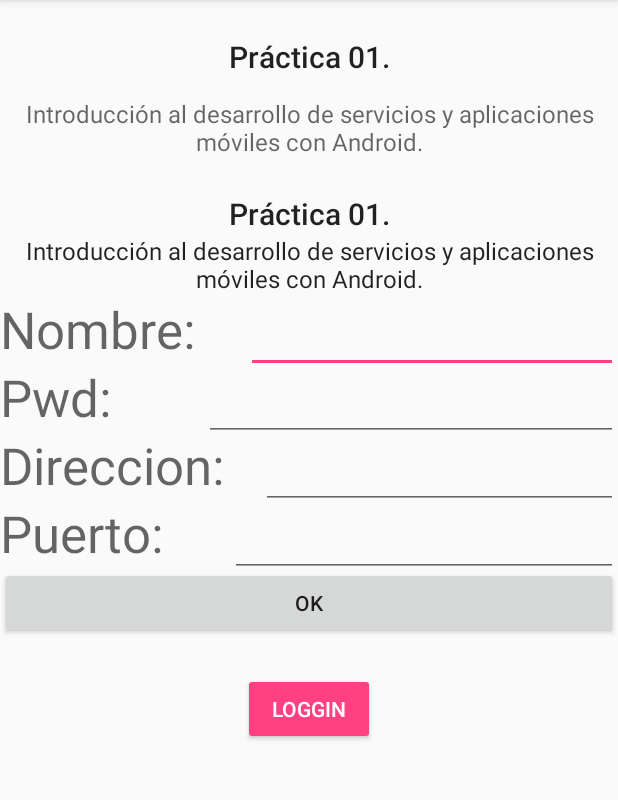
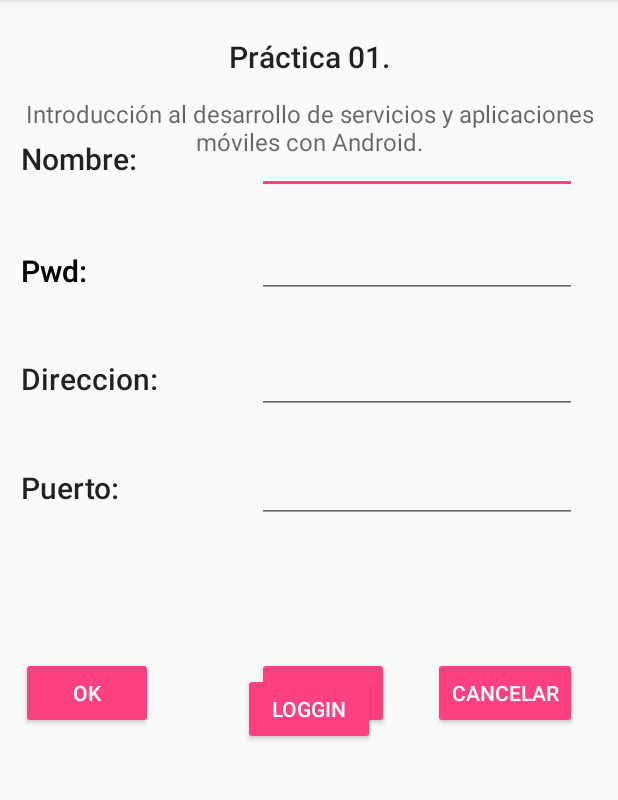
Before and after one commit to Andres19920706/SSMM1718_Practica01_G01, an Android app: the screen it shows after launch (MainActivity), on a phone screen of 412 x 824 dp, the part 84-884 px from its top. Run offline under Robolectric (Android 15) with nearby library versions, the phone set to English and light mode, and no system bars.

Commit message:
Solucion de erroes generados en clase

```diff
--- a/app/src/main/java/es/ujaen/ssmm/ssmm1718_practica01_g01/LoginFragment.java
+++ b/app/src/main/java/es/ujaen/ssmm/ssmm1718_practica01_g01/LoginFragment.java
@@ -74,15 +74,18 @@ public class LoginFragment extends Fragment {
                              Bundle savedInstanceState) {
         // Inflate the layout for this fragment
         View fragment = inflater.inflate(R.layout.fragment_login, container, false);
-        Button conect =  (Button) fragment.findViewById(R.id.button_fragment_login_enviar); //Castin porque lo que delvuelve conect es un objet generico
+        Button conect =  (Button) fragment.findViewById(R.id.buttonOkLoggin); //Castin porque lo que delvuelve conect es un objet generico
 
-        final EditText name = (EditText) fragment.findViewById(R.id.editText_login_user);
+        final EditText name = (EditText) fragment.findViewById(R.id.inputName);
 
         conect.setOnClickListener(new View.OnClickListener(){
-          //Lo que hacemos cuando se ulse
-            String nombre = name.getText().toString();//Extraemos lo que hay dentro del
-            //getContext donde se muestra.
-            Toast.makeText(getContext(),"Hola"+nombre, Toast.LENGTH_LONG).show(); //Método estatico que permite mostrar mensajes en pantalla
+            public void onClick(View v){
+                //Lo que hacemos cuando se ulse
+                String nombre = name.getText().toString();//Extraemos lo que hay dentro del
+                //getContext donde se muestra.
+                Toast.makeText(getContext(),"Hola"+nombre, Toast.LENGTH_LONG).show(); //Método estatico que permite mostrar mensajes en pantalla
+            }
+
 
         }); //Establecemos un evento a la pulsacion
         return fragment;
--- a/app/src/main/java/es/ujaen/ssmm/ssmm1718_practica01_g01/MainActivity.java
+++ b/app/src/main/java/es/ujaen/ssmm/ssmm1718_practica01_g01/MainActivity.java
@@ -1,21 +1,17 @@
 package es.ujaen.ssmm.ssmm1718_practica01_g01;
 
-import android.app.Fragment;
-import android.app.FragmentTransaction;
 import android.support.v7.app.AppCompatActivity;
 import android.os.Bundle;
 import android.view.View;
 import android.widget.Button;
 import android.widget.EditText;
-import android.app.FragmentManager;
-import es.ujaen.ssmm.ssmm1718_practica01_g01.FLogin;
 
 
 public class MainActivity extends AppCompatActivity {
 
     EditText name,pwd,dir,port;
     Button button1;
-    FLogin mi;
+    LoginFragment mi;
     @Override
     protected void onCreate(Bundle savedInstanceState) {
         super.onCreate(savedInstanceState);
@@ -23,6 +19,9 @@ public class MainActivity extends AppCompatActivity {
     }
     //Mostrar fragment
     public void mostrarFragment(View v){
+
+
+
 
 
 
--- a/app/src/main/res/layout/fragment_login.xml
+++ b/app/src/main/res/layout/fragment_login.xml
@@ -5,131 +5,152 @@
     tools:context="es.ujaen.ssmm.ssmm1718_practica01_g01.LoginFragment">
 
     <!-- TODO: Update blank fragment layout -->
-    <LinearLayout
+
+    <RelativeLayout
         android:layout_width="match_parent"
-        android:layout_height="wrap_content"
-        android:orientation="vertical">
+        android:layout_height="match_parent">
 
         <TextView
-            android:id="@+id/textView"
-            android:layout_width="match_parent"
+            android:id="@+id/textView6"
+            android:layout_width="wrap_content"
             android:layout_height="wrap_content"
-            android:text="@string/titule"
-            android:textAlignment="center"
+            android:layout_alignLeft="@+id/labelName"
+            android:layout_alignStart="@+id/labelName"
+            android:layout_below="@+id/inputName"
+            android:layout_marginTop="37dp"
+            android:text="@string/textPass"
             android:textAppearance="@style/TextAppearance.AppCompat.Title" />
 
         <TextView
-            android:id="@+id/textView4"
-            android:layout_width="match_parent"
-            android:layout_height="wrap_content"
-            android:text="@string/subtitule"
-            android:textAlignment="center"
-            android:textAppearance="@style/TextAppearance.AppCompat.SearchResult.Subtitle" />
-
-        <LinearLayout
-            android:layout_width="match_parent"
-            android:layout_height="match_parent"
-            android:orientation="horizontal">
-
-            <TextView
-                android:id="@+id/textView5"
+            android:id="@+id/labelName"
             android:layout_width="wrap_content"
             android:layout_height="wrap_content"
-                android:layout_weight="1"
+            android:layout_alignBaseline="@+id/inputName"
+            android:layout_alignBottom="@+id/inputName"
+            android:layout_alignParentLeft="true"
+            android:layout_alignParentStart="true"
+            android:layout_marginLeft="14dp"
+            android:layout_marginStart="14dp"
             android:text="@string/textName"
-                android:textAppearance="@style/TextAppearance.AppCompat.Display1" />
+            android:textAppearance="@style/TextAppearance.AppCompat.Title" />
 
         <EditText
-                android:id="@+id/editText_login_user"
+            android:id="@+id/inputName"
+            style="@android:style/Widget.EditText"
             android:layout_width="wrap_content"
             android:layout_height="wrap_content"
-                android:layout_weight="1"
+            android:layout_alignParentEnd="true"
+            android:layout_alignParentRight="true"
+            android:layout_alignParentTop="true"
+            android:layout_marginEnd="27dp"
+            android:layout_marginRight="27dp"
+            android:layout_marginTop="15dp"
             android:ems="10"
             android:inputType="textPersonName" />
 
-        </LinearLayout>
+        <TextView
+            android:id="@+id/labelPass"
+            android:layout_width="wrap_content"
+            android:layout_height="wrap_content"
+            android:layout_alignLeft="@+id/labelName"
+            android:layout_alignStart="@+id/labelName"
+            android:layout_below="@+id/inputName"
+            android:layout_marginTop="37dp"
+            android:text="@string/textPass"
+            android:textAppearance="@style/TextAppearance.AppCompat.Title" />
 
-        <LinearLayout
-            android:layout_width="match_parent"
-            android:layout_height="match_parent"
-            android:layout_weight="1"
-            android:orientation="horizontal">
+        <EditText
+            android:id="@+id/inputPwd"
+            style="@android:style/Widget.EditText"
+            android:layout_width="wrap_content"
+            android:layout_height="wrap_content"
+            android:layout_alignLeft="@+id/inputName"
+            android:layout_alignStart="@+id/inputName"
+            android:layout_below="@+id/inputName"
+            android:layout_marginTop="24dp"
+            android:ems="10"
+            android:inputType="textPassword" />
 
         <TextView
-                android:id="@+id/textView7"
+            android:id="@+id/lebelDireccion"
             android:layout_width="wrap_content"
             android:layout_height="wrap_content"
-                android:layout_weight="1"
-                android:text="@string/textPass"
-                android:textAppearance="@style/TextAppearance.AppCompat.Display1" />
+            android:layout_alignBaseline="@+id/inputDireccion"
+            android:layout_alignBottom="@+id/inputDireccion"
+            android:layout_alignLeft="@+id/textView6"
+            android:layout_alignStart="@+id/textView6"
+            android:text="@string/textDireccio"
+            android:textAppearance="@style/TextAppearance.AppCompat.Title" />
 
         <EditText
-                android:id="@+id/editText_login_pwd"
+            android:id="@+id/inputDireccion"
+            style="@android:style/Widget.EditText"
             android:layout_width="wrap_content"
             android:layout_height="wrap_content"
-                android:layout_weight="1"
-                android:ems="10"
-                android:inputType="textPassword" />
-        </LinearLayout>
-
-        <LinearLayout
-            android:layout_width="match_parent"
-            android:layout_height="match_parent"
-            android:orientation="horizontal">
-
-            <TextView
-                android:id="@+id/textView8"
-                android:layout_width="wrap_content"
-                android:layout_height="wrap_content"
-                android:layout_weight="1"
-                android:text="@string/textDireccio"
-                android:textAppearance="@style/TextAppearance.AppCompat.Display1" />
-
-            <EditText
-                android:id="@+id/editText_login_dir"
-                android:layout_width="wrap_content"
-                android:layout_height="wrap_content"
-                android:layout_weight="1"
+            android:layout_alignLeft="@+id/inputPwd"
+            android:layout_alignStart="@+id/inputPwd"
+            android:layout_below="@+id/inputPwd"
+            android:layout_marginTop="32dp"
             android:ems="10"
             android:inputType="textPersonName" />
 
-        </LinearLayout>
-
-        <LinearLayout
-            android:layout_width="match_parent"
-            android:layout_height="match_parent"
-            android:orientation="horizontal">
-
         <TextView
-                android:id="@+id/textView9"
+            android:id="@+id/labelPort"
             android:layout_width="wrap_content"
             android:layout_height="wrap_content"
-                android:layout_weight="1"
+            android:layout_alignLeft="@+id/lebelDireccion"
+            android:layout_alignStart="@+id/lebelDireccion"
+            android:layout_below="@+id/inputDireccion"
+            android:layout_marginTop="35dp"
             android:text="@string/textPuerto"
-                android:textAppearance="@style/TextAppearance.AppCompat.Display1" />
+            android:textAppearance="@style/TextAppearance.AppCompat.Title" />
 
         <EditText
-                android:id="@+id/editText_login_port"
+            android:id="@+id/inputPuerto"
+            style="@android:style/Widget.EditText"
             android:layout_width="wrap_content"
             android:layout_height="wrap_content"
-                android:layout_weight="1"
+            android:layout_alignBaseline="@+id/labelPort"
+            android:layout_alignBottom="@+id/labelPort"
+            android:layout_alignLeft="@+id/inputDireccion"
+            android:layout_alignStart="@+id/inputDireccion"
+            android:digits="1234567890"
             android:ems="10"
-                android:inputType="number" />
-
-        </LinearLayout>
-
-        <LinearLayout
-            android:id="@+id/fragment_login_enviar"
-            android:layout_width="match_parent"
-            android:layout_height="match_parent"
-            android:orientation="vertical">
+            android:inputType="phone"
+            android:maxLength="4" />
 
         <Button
-                android:id="@+id/button_fragment_login_enviar"
-                android:layout_width="match_parent"
+            android:id="@+id/buttonOkLoggin"
+            style="@style/Widget.AppCompat.Button.Colored"
+            android:layout_width="wrap_content"
             android:layout_height="wrap_content"
+            android:layout_alignLeft="@+id/labelPort"
+            android:layout_alignStart="@+id/labelPort"
+            android:layout_below="@+id/inputPuerto"
+            android:layout_marginTop="89dp"
             android:text="@string/textButtonOkLoggin" />
-        </LinearLayout>
-    </LinearLayout>
 
+        <Button
+            android:id="@+id/buttonClearLoggin"
+            style="@style/Widget.AppCompat.Button.Colored"
+            android:layout_width="wrap_content"
+            android:layout_height="wrap_content"
+            android:layout_alignBaseline="@+id/buttonOkLoggin"
+            android:layout_alignBottom="@+id/buttonOkLoggin"
+            android:layout_alignLeft="@+id/inputPuerto"
+            android:layout_alignStart="@+id/inputPuerto"
+            android:onClick="limpiarTexto"
+            android:text="@string/textButtonClearLogin" />
+
+        <Button
+            android:id="@+id/buttonCancelLogin"
+            style="@style/Widget.AppCompat.Button.Colored"
+            android:layout_width="wrap_content"
+            android:layout_height="wrap_content"
+            android:layout_alignEnd="@+id/inputPuerto"
+            android:layout_alignRight="@+id/inputPuerto"
+            android:layout_alignTop="@+id/buttonClearLoggin"
+            android:text="@string/textButtonCancelLogin" />
+
+    </RelativeLayout>
 </FrameLayout>
--- a/app/src/main/res/values/strings.xml
+++ b/app/src/main/res/values/strings.xml
@@ -13,4 +13,7 @@
     <string name="textButtonOkLoggin">Ok</string>
     <string name="textButtonClearLogin">Limpiar</string>
     <string name="textButtonCancelLogin">Cancelar</string>
+
+    <!-- TODO: Remove or change this placeholder text -->
+    <string name="hello_blank_fragment">Hello blank fragment</string>
 </resources>
```
Also changed, not shown: app/src/main/java/es/ujaen/ssmm/ssmm1718_practica01_g01/FLogin.java (deleted, +0 -26 lines), app/src/main/res/layout/fragment_flogin.xml (deleted, +0 -155 lines). Lines whose indentation alone changed are shown as unchanged.
